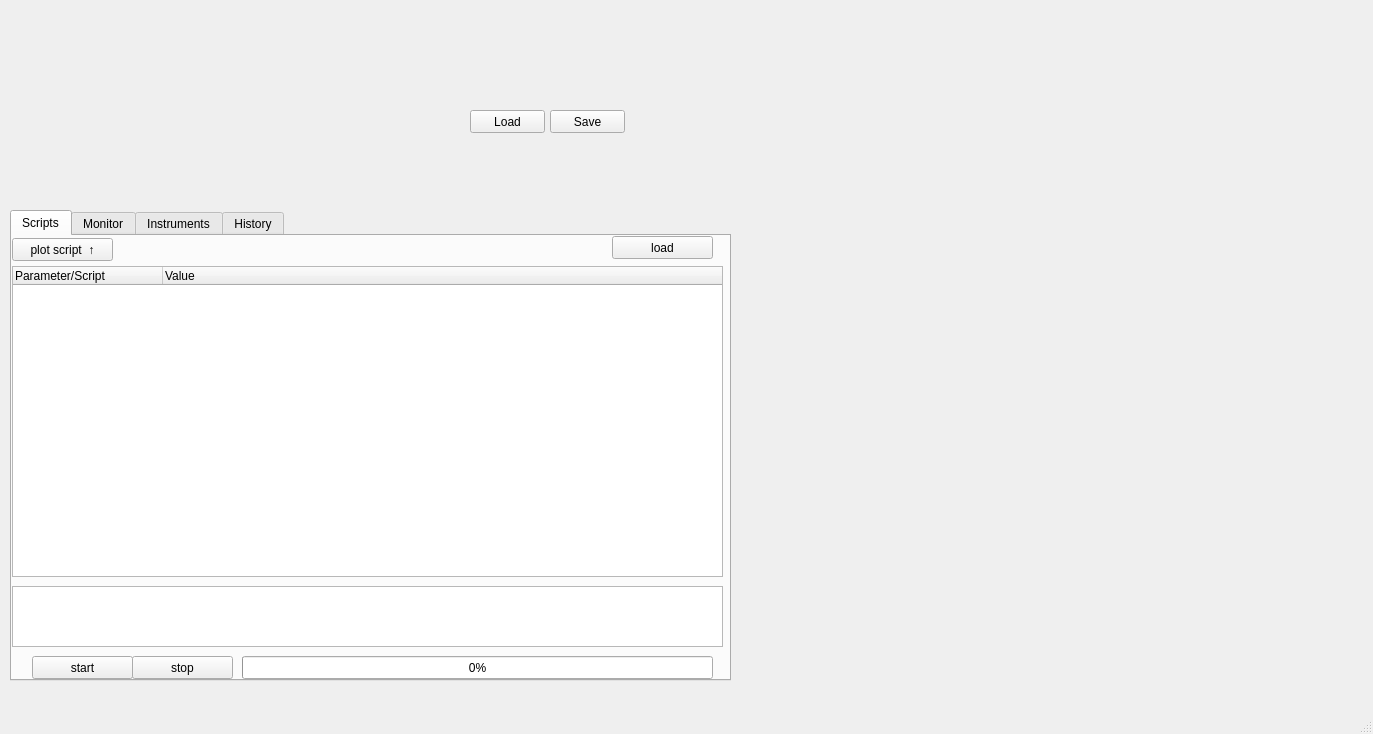
LISE-B26/pylabcontrol, file src/core/basic_application_window.ui: the form before one commit.
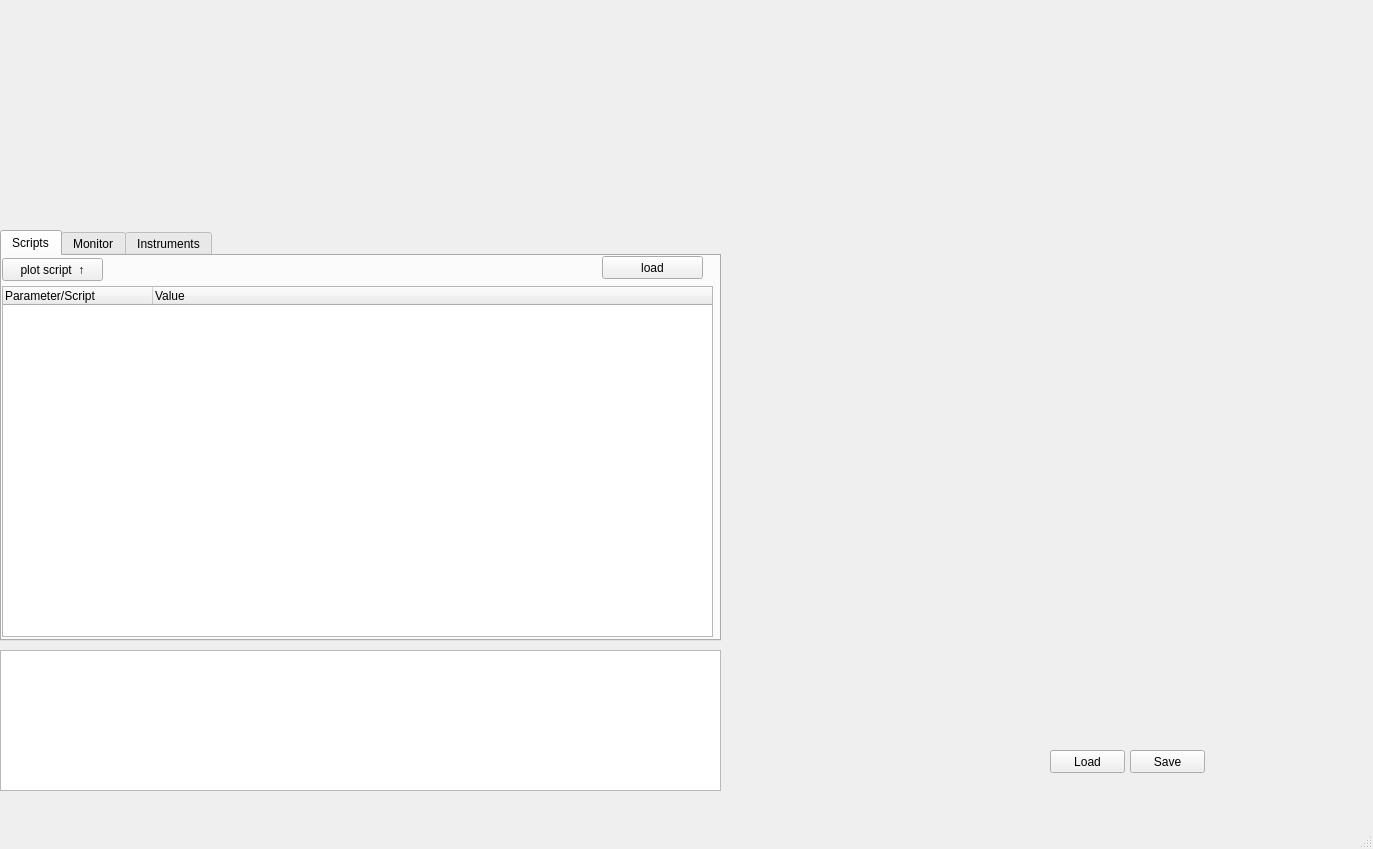
The form after the commit. Custom widgets are drawn as their Qt base class.

Commit message: - removed history tab

The edit to the form file:
```diff
--- a/src/core/basic_application_window.ui
+++ b/src/core/basic_application_window.ui
@@ -7,7 +7,7 @@
     <x>0</x>
     <y>0</y>
     <width>1373</width>
-    <height>734</height>
+    <height>849</height>
    </rect>
   </property>
   <property name="sizePolicy">
@@ -23,12 +23,15 @@
    <widget class="QTabWidget" name="tabWidget">
     <property name="geometry">
      <rect>
-      <x>10</x>
-      <y>210</y>
+      <x>0</x>
+      <y>230</y>
       <width>721</width>
-      <height>471</height>
+      <height>411</height>
      </rect>
     </property>
+    <property name="tabPosition">
+     <enum>QTabWidget::North</enum>
+    </property>
     <property name="tabShape">
      <enum>QTabWidget::Rounded</enum>
     </property>
@@ -48,7 +51,7 @@
         <x>0</x>
         <y>30</y>
         <width>711</width>
-        <height>311</height>
+        <height>351</height>
        </rect>
       </property>
       <property name="sizePolicy">
@@ -119,22 +122,6 @@
        <string>start</string>
       </property>
      </widget>
-     <widget class="QListView" name="list_scripts">
-      <property name="geometry">
-       <rect>
-        <x>0</x>
-        <y>350</y>
-        <width>711</width>
-        <height>61</height>
-       </rect>
-      </property>
-      <property name="selectionMode">
-       <enum>QAbstractItemView::MultiSelection</enum>
-      </property>
-      <property name="modelColumn">
-       <number>0</number>
-      </property>
-     </widget>
      <widget class="QPushButton" name="btn_plot_script">
       <property name="geometry">
        <rect>
@@ -313,21 +300,6 @@
       </property>
      </widget>
     </widget>
-    <widget class="QWidget" name="tab_history">
-     <attribute name="title">
-      <string>History</string>
-     </attribute>
-     <widget class="QListView" name="list_history">
-      <property name="geometry">
-       <rect>
-        <x>0</x>
-        <y>10</y>
-        <width>711</width>
-        <height>421</height>
-       </rect>
-      </property>
-     </widget>
-    </widget>
    </widget>
    <widget class="MatplotlibWidget" name="matplotlibwidget">
     <property name="geometry">
@@ -352,8 +324,8 @@
    <widget class="QPushButton" name="btn_save_gui">
     <property name="geometry">
      <rect>
-      <x>550</x>
-      <y>110</y>
+      <x>1130</x>
+      <y>750</y>
       <width>75</width>
       <height>23</height>
      </rect>
@@ -365,8 +337,8 @@
    <widget class="QPushButton" name="btn_load_gui">
     <property name="geometry">
      <rect>
-      <x>470</x>
-      <y>110</y>
+      <x>1050</x>
+      <y>750</y>
       <width>75</width>
       <height>23</height>
      </rect>
@@ -375,6 +347,16 @@
      <string>Load</string>
     </property>
    </widget>
+   <widget class="QListView" name="list_history">
+    <property name="geometry">
+     <rect>
+      <x>0</x>
+      <y>650</y>
+      <width>721</width>
+      <height>141</height>
+     </rect>
+    </property>
+   </widget>
   </widget>
   <widget class="QMenuBar" name="menubar">
    <property name="geometry">
```
The commit also changes 1 other file.
